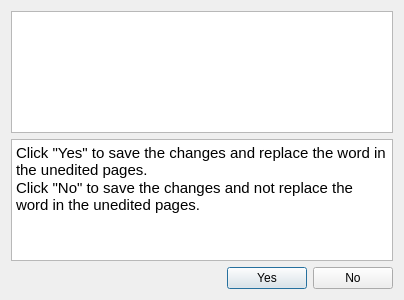
Above: FrameWorkCode/globalreplacedialog.ui from UDAAN-LEAP/leap-pe-tool before the change. Below: the same form after it.
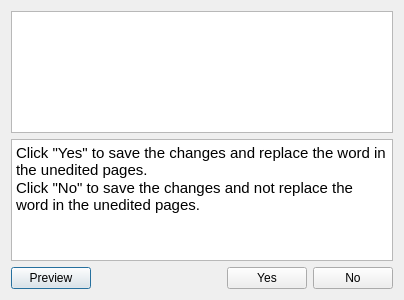
That is the form after the change.

Commit message: Added preview button and new dialog

Diff of the .ui file:
```diff
--- a/FrameWorkCode/globalreplacedialog.ui
+++ b/FrameWorkCode/globalreplacedialog.ui
@@ -46,6 +46,13 @@
    </item>
    <item>
     <layout class="QHBoxLayout" name="horizontalLayout">
+     <item>
+      <widget class="QPushButton" name="pushButton">
+       <property name="text">
+        <string>Preview</string>
+       </property>
+      </widget>
+     </item>
      <item>
       <spacer name="horizontalSpacer">
        <property name="orientation">
```
The commit also changes 23 other files.
